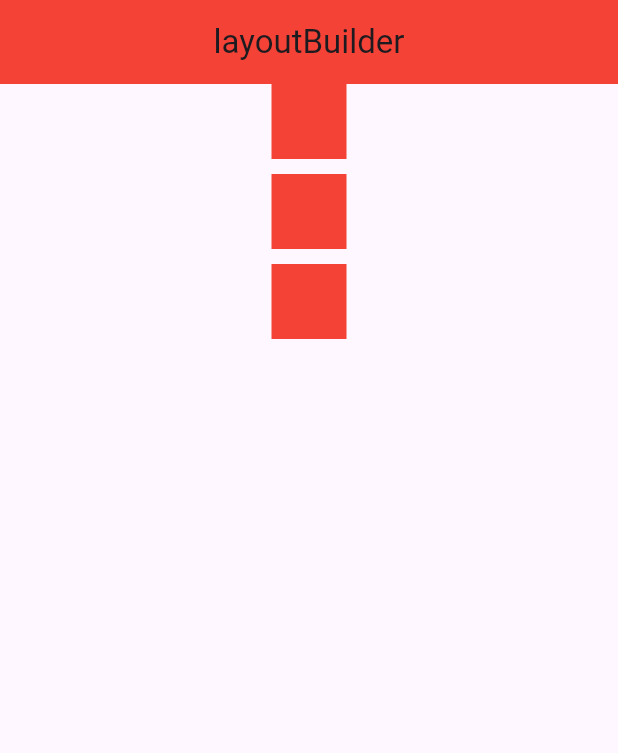
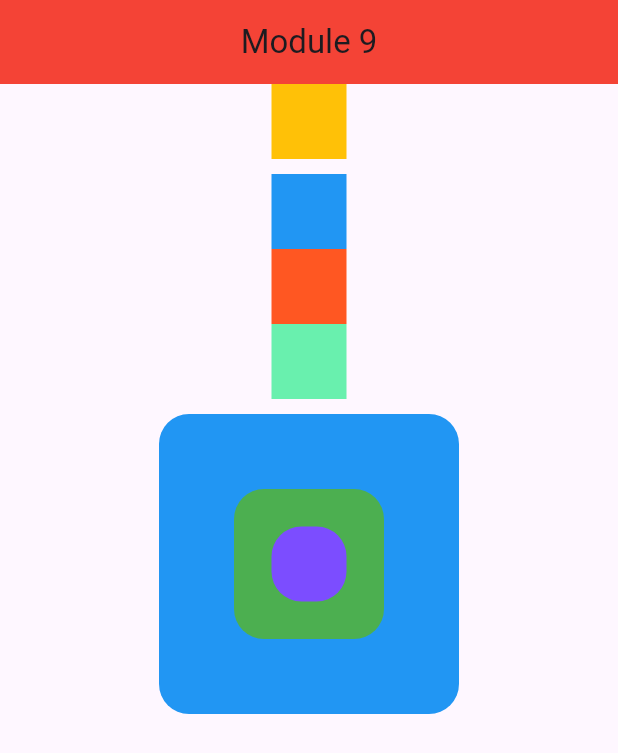
Before and after one commit to nimeullaha71/flutter_f, a Flutter app: the screen it shows after launch, on a phone screen of 412 x 824 dp. Shown: the top 753 px of the screen. Run offline on Flutter 3.47's test engine with Material 3 defaults, Android fonts, the light colour scheme and no system bars.

```diff
--- /dev/null
+++ b/lib/Module9_class2.dart
@@ -0,0 +1,140 @@
+import 'package:flutter/material.dart';
+
+class module9 extends StatelessWidget {
+  const module9({super.key});
+
+  @override
+  Widget build(BuildContext context) {
+    return Scaffold(
+      appBar: AppBar(
+        title: Text("Module 9"),
+      ),
+      body: Center(
+        child: Column(
+          children: [
+            // Container(
+            //   color: Colors.deepPurpleAccent,
+            //   child: AspectRatio(
+            //       aspectRatio: 16/9,
+            //     child: Container(
+            //       color: Colors.amber,
+            //     ),
+            //   ),
+            // ),
+            SizedBox(
+              height: 50,
+              width: 50,
+              child: Container(
+                color: Colors.amber,
+              ),
+            ),
+
+            SizedBox(height: 10,),
+            // Container(
+            //   height: 350,
+            //     width: 250,
+            //     color: Colors.blue,
+            //
+            //       child: FractionallySizedBox(
+            //         widthFactor: 0.5,
+            //         heightFactor: 0.5,
+            //         alignment: Alignment.centerRight,
+            //         child: Container(
+            //           color: Colors.green,
+            //           child: Center(child: Text("My name is shanto")),
+            //         ),
+            //       ),
+            //     ),
+
+
+            // SizedBox(
+            //   height: 500,
+            //   width: 200,
+            //   child: Column(
+            //     children: [
+            //       Expanded(
+            //         flex: 2,
+            //
+            //           child: Container(
+            //         color: Colors.red,
+            //       )),
+            //       Expanded(
+            //           flex: 4,
+            //           child: Container(
+            //         color: Colors.green,
+            //       ))
+            //     ],
+            //   ),
+            // ),
+
+            Column(
+              children: [
+                Container(
+                  height: 50,
+                  width: 50,
+                  color: Colors.blue,
+                ),
+                Container(
+                  height: 50,
+                  width: 50,
+                  color: Colors.deepOrange,
+                ),
+                Container(
+                  height: 50,
+                  width: 50,
+                  color: Colors.greenAccent,
+                )
+              ],
+            ),
+            SizedBox(height: 10,),
+
+            Center(
+              child: Stack(
+                children: [
+                  Container(
+                    width: 200,
+                    height: 200,
+                    decoration: BoxDecoration(
+                      color: Colors.blue,
+                      borderRadius: BorderRadius.circular(20),
+                    ),
+
+                  ),
+                  Positioned(
+                    top: 50,
+                    bottom: 50,
+                    left: 50,
+                    right: 50,
+                    child: Container(
+                      height: 100,
+                      width: 100,
+                      decoration: BoxDecoration(
+                        color: Colors.green,
+                        borderRadius: BorderRadius.circular(20),
+                      ),
+                    ),
+                  ),
+                  Positioned(
+                    top: 75,
+                    bottom: 75,
+                    left: 75,
+                    right: 75,
+                    child: Container(
+                      height: 50,
+                      width: 50,
+                      alignment: Alignment.center,
+                      decoration: BoxDecoration(
+                        color: Colors.deepPurpleAccent,
+                        borderRadius: BorderRadius.circular(20),
+                      ),
+                    ),
+                  )
+                ],
+              ),
+            )
+          ],
+        ),
+      ),
+    );
+  }
+}
--- a/lib/main.dart
+++ b/lib/main.dart
@@ -3,5 +3,6 @@ import 'package:flutter/material.dart';
 import 'myApp.dart';
 
 void main() {
+
   runApp(myApp());
 }
--- a/lib/myApp.dart
+++ b/lib/myApp.dart
@@ -1,5 +1,6 @@
 import 'package:flutter/material.dart';
 import 'Home.dart';
+import 'Module9_class2.dart';
 import 'module9-Class1.dart';
 
 class myApp extends StatelessWidget {
@@ -15,7 +16,7 @@ class myApp extends StatelessWidget {
             centerTitle: true,
           )),
       title: "Flutter app",
-      home: layoutBuilder(),
+      home: module9(),
     );
   }
 }
```
